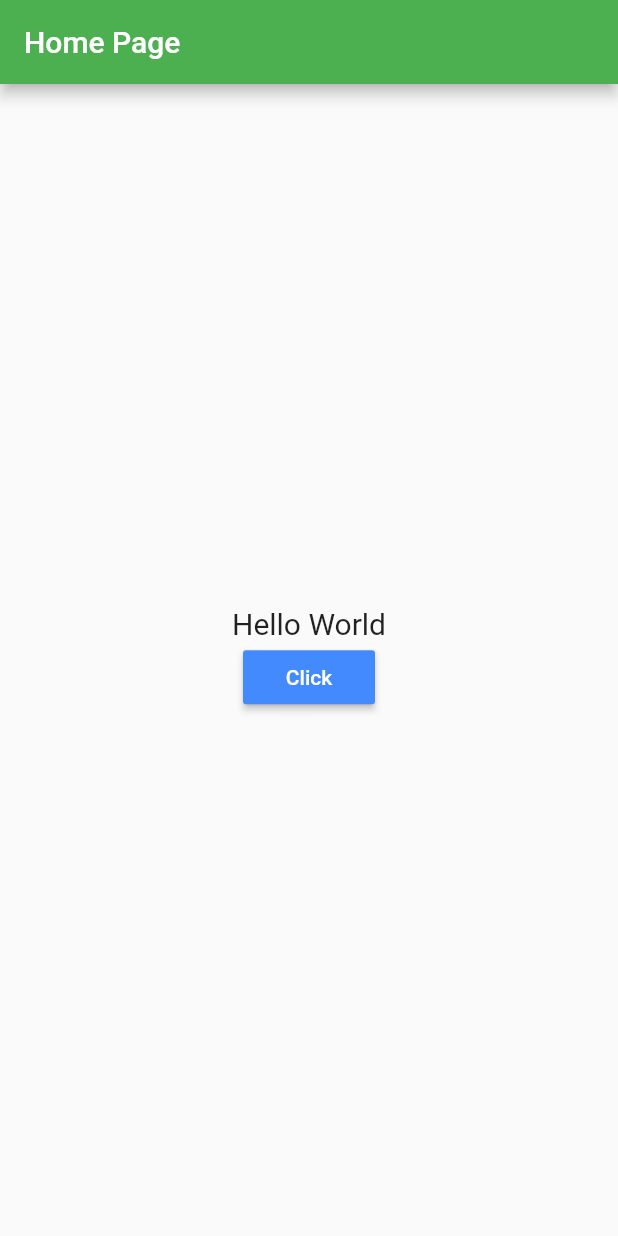
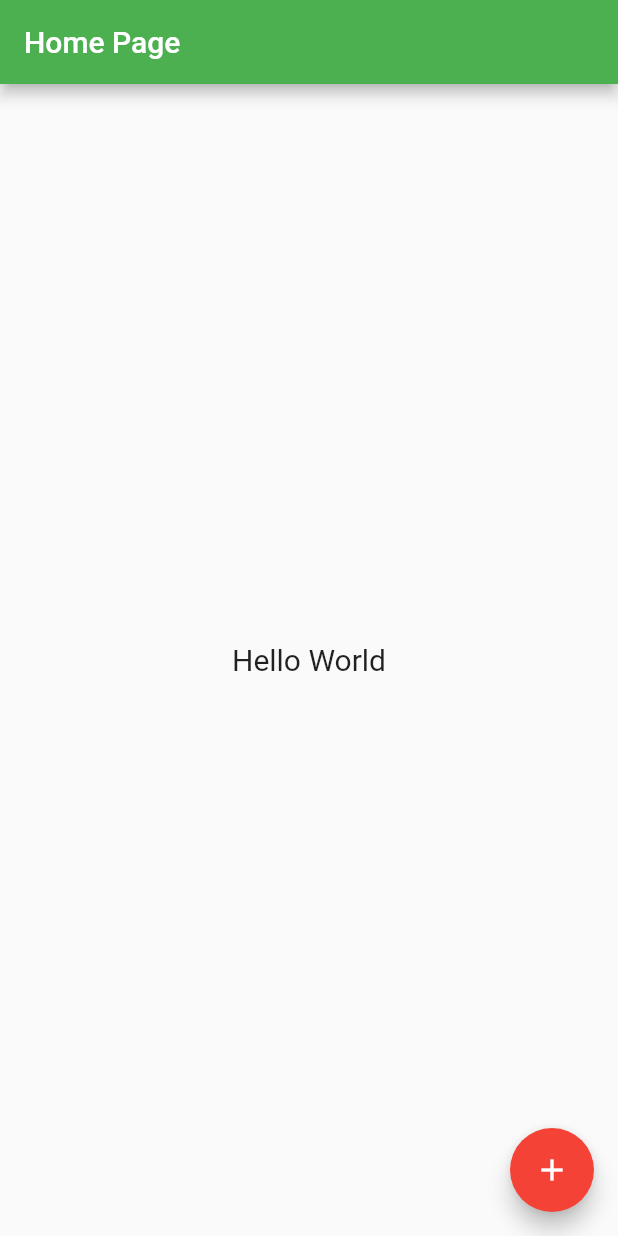
Before and after one commit to PawankumarPK/Flutter-App, a Flutter app: the screen it shows after launch, on a phone screen of 412 x 824 dp. Run offline on Flutter 3.47's test engine with Material 2 defaults, Android fonts, the phone set to English and light mode, and no system bars.

Commit message:
add floating action button

```diff
--- a/lib/main.dart
+++ b/lib/main.dart
@@ -50,16 +50,6 @@ class _HomePageState extends State<HomePage> {
                 myText,
                 style: new TextStyle(fontSize: 20.0),
               ),
-              new RaisedButton(
-                child: new Text(
-                  "Click",
-                  style: new TextStyle(
-                    color: Colors.white,
-                  ),
-                ),
-                color: Colors.blueAccent,
-                onPressed: changeText,
-              )
             ],
           ),
         ));
@@ -68,6 +58,13 @@ class _HomePageState extends State<HomePage> {
   @override
   Widget build(BuildContext context) {
     return new Scaffold(
-        appBar: new AppBar(title: new Text("Home Page")), body: _bodyWidget());
+        appBar: new AppBar(title: new Text("Home Page")),
+        body: _bodyWidget(),
+      floatingActionButton: new FloatingActionButton(
+        child: new Icon(Icons.add),
+          onPressed: changeText
+      ),
+
+    );
   }
 }
```
